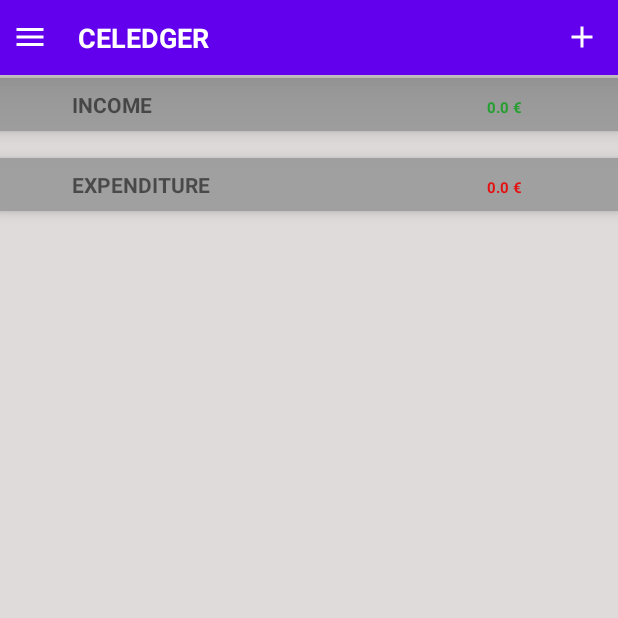
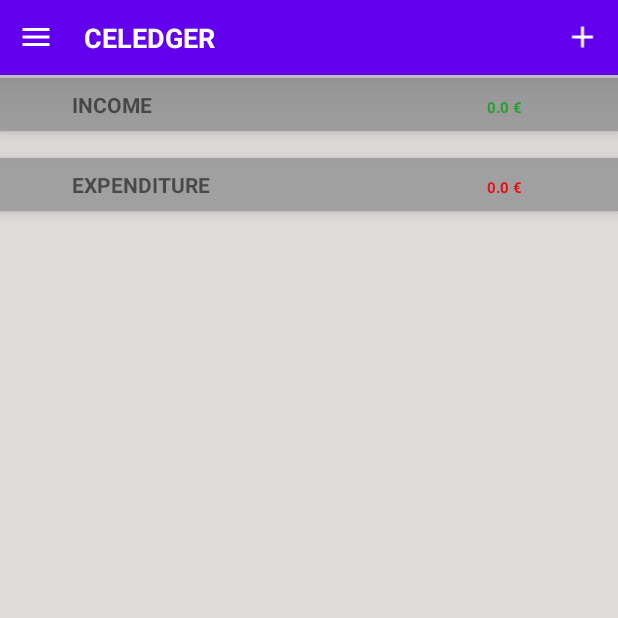
Before and after one commit to DBSE-teaching/isee2019-TeamMachine, an Android app: the screen it shows after launch (MainActivity), on a phone screen of 412 x 824 dp, the top half of it. Run offline under Robolectric (Android 15) with nearby library versions, the phone set to English and light mode, and no system bars.

```diff
--- a/app/src/main/res/layout/activity_main.xml
+++ b/app/src/main/res/layout/activity_main.xml
@@ -26,7 +26,7 @@
             android:layout_height="wrap_content"
             android:src="@drawable/ic_menu_white_24dp"
             android:layout_gravity="center"
-            android:paddingLeft="8dp"
+            android:paddingLeft="12dp"
             android:id="@+id/menu"/>
         <TextView
             android:layout_width="wrap_content"
```
